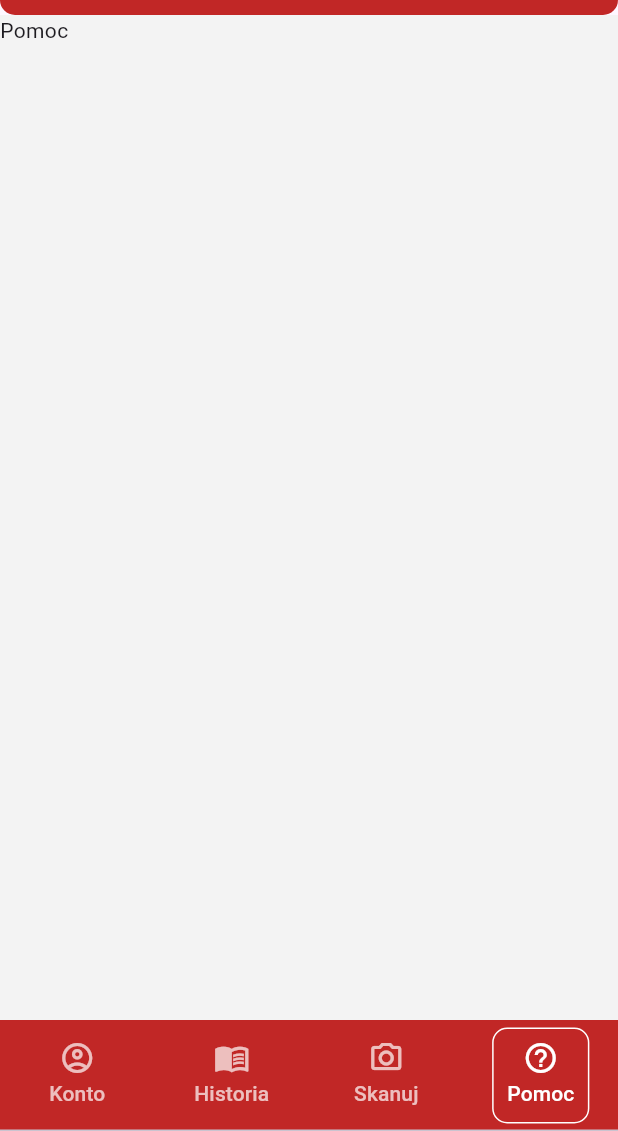
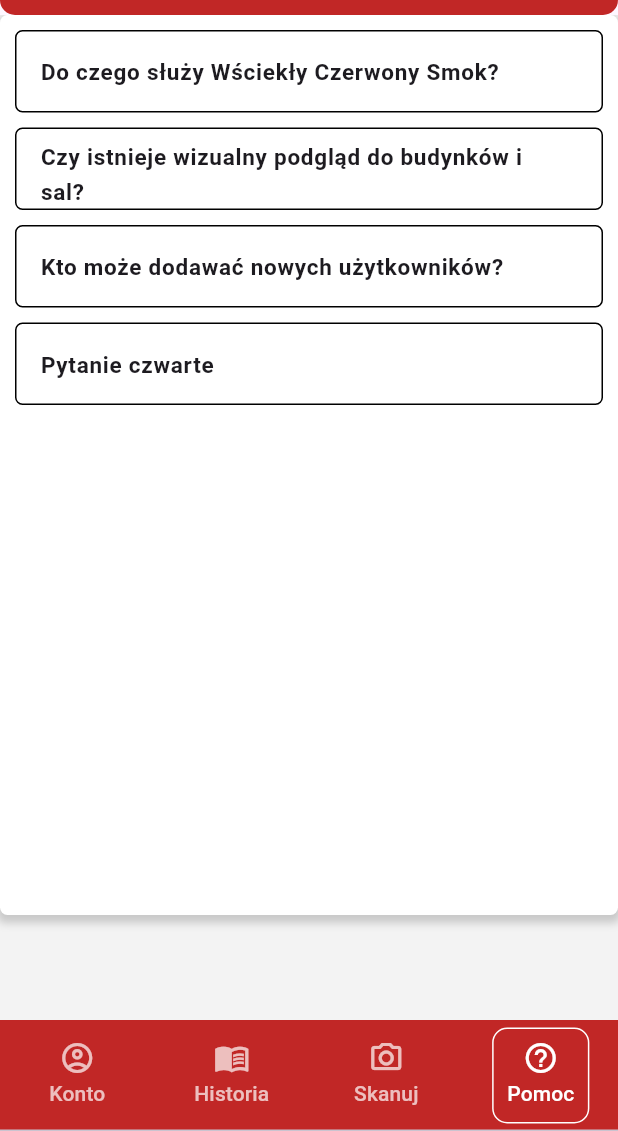
Before and after one commit to madamiec19/FuriousRedDragon, a Flutter app: the HomePage screen opened by its route, item 4 of the bottom bar chosen, on a phone screen of 412 x 824 dp, the part 105-1236 px from its top. Run offline on Flutter 3.47's test engine with Material 3 defaults, Android fonts, the phone set to English and light mode, and no system bars; our stand-ins replace gap, supabase_flutter; missing offline and left inert: qr_code_scanner; accounts and stored records are empty.

Commit message:
Faq (#15)
* FAQ -v.1

* FAQ page - v.2

* added padding in help_page.dart

```diff
--- a/lib/pages/home/help_page.dart
+++ b/lib/pages/home/help_page.dart
@@ -1,16 +1,134 @@
 import 'package:flutter/material.dart';
-
 import '../../constants.dart';
 
+class FAQEntry extends StatefulWidget {
+  final String question;
+  final String answer;
+
+  const FAQEntry({
+    Key? key,
+    required this.question,
+    required this.answer,
+  }) : super(key: key);
+
+  @override
+  _FAQEntryState createState() => _FAQEntryState();
+}
+
+class _FAQEntryState extends State<FAQEntry> {
+  bool isExpanded = false;
+
+  @override
+  Widget build(BuildContext context) {
+    return SizedBox(
+      height: isExpanded ? null : 55, // null height when expanded
+
+      child: Container(
+        width: 50,
+        decoration: BoxDecoration(
+          color: Colors.white,
+          border: Border.all(color: Colors.black),
+          borderRadius: BorderRadius.circular(5),
+        ),
+        alignment: Alignment.center,
+        child: SingleChildScrollView(
+          child: Column(
+            children: [
+              ListTile(
+                title: Text(
+                  widget.question,
+                  style: const TextStyle(
+                      fontSize: 15, fontWeight: FontWeight.bold),
+                ),
+                onTap: () {
+                  setState(() {
+                    isExpanded = !isExpanded;
+                  });
+                },
+              ),
+              if (isExpanded)
+                Container(
+                  width: 500,
+                  padding: const EdgeInsets.all(8),
+                  decoration: BoxDecoration(
+                    border: Border.all(color: Colors.grey),
+                  ),
+                  child: Text(
+                    widget.answer,
+                    style: const TextStyle(fontSize: 15),
+                  ),
+                ),
+            ],
+          ),
+        ),
+      ),
+    );
+  }
+}
+
+class FAQSection extends StatelessWidget {
+  const FAQSection({Key? key}) : super(key: key);
+
+  @override
+  Widget build(BuildContext context) {
+    return Container(
+      padding: const EdgeInsets.symmetric(horizontal: 10),
+      width: 333,
+      height: 600,
+      decoration: BoxDecoration(
+        color: Colors.white,
+        borderRadius: BorderRadius.circular(5),
+        boxShadow: [
+          BoxShadow(
+            color: Colors.grey.withOpacity(0.5),
+            spreadRadius: 2,
+            blurRadius: 4,
+            offset: const Offset(0, 3),
+          ),
+        ],
+      ),
+      child: ListView(
+        children: const [
+          kSmallGap,
+          FAQEntry(
+            question: 'Do czego służy Wściekły Czerwony Smok?',
+            answer: '<<<Insert text z dokumentacji >>>',
+          ),
+          kSmallGap,
+          FAQEntry(
+            question: 'Czy istnieje wizualny podgląd do budynków i sal?',
+            answer:
+                'Aby uzyskać wizualny podgląd do planów budynków i rozmieszczeń sal: \nOtwórz aplikację Kampus \nPobierz aplikację Kampus',
+          ),
+          kSmallGap,
+          FAQEntry(
+            question: 'Kto może dodawać nowych użytkowników?',
+            answer:
+                'Tylko osoba z uprawnieniami administratora może dodawać nowych użytkowników.',
+          ),
+          kSmallGap,
+          FAQEntry(
+            question: 'Pytanie czwarte',
+            answer: 'Odpowiedź na pytanie czwarte.',
+          ),
+        ],
+      ),
+    );
+  }
+}
+
 class HelpPage extends StatelessWidget {
-  const HelpPage({super.key});
+  const HelpPage({Key? key}) : super(key: key);
 
   @override
   Widget build(BuildContext context) {
     return Material(
-        color: kPageBackgroundColor,
-        child: ListView(
-          children: const [Text('Pomoc')],
-        ));
+      color: kPageBackgroundColor,
+      child: ListView(
+        children: const [
+          FAQSection(),
+        ],
+      ),
+    );
   }
 }
```
Also changed, not shown: pubspec.lock, 1 other file.
